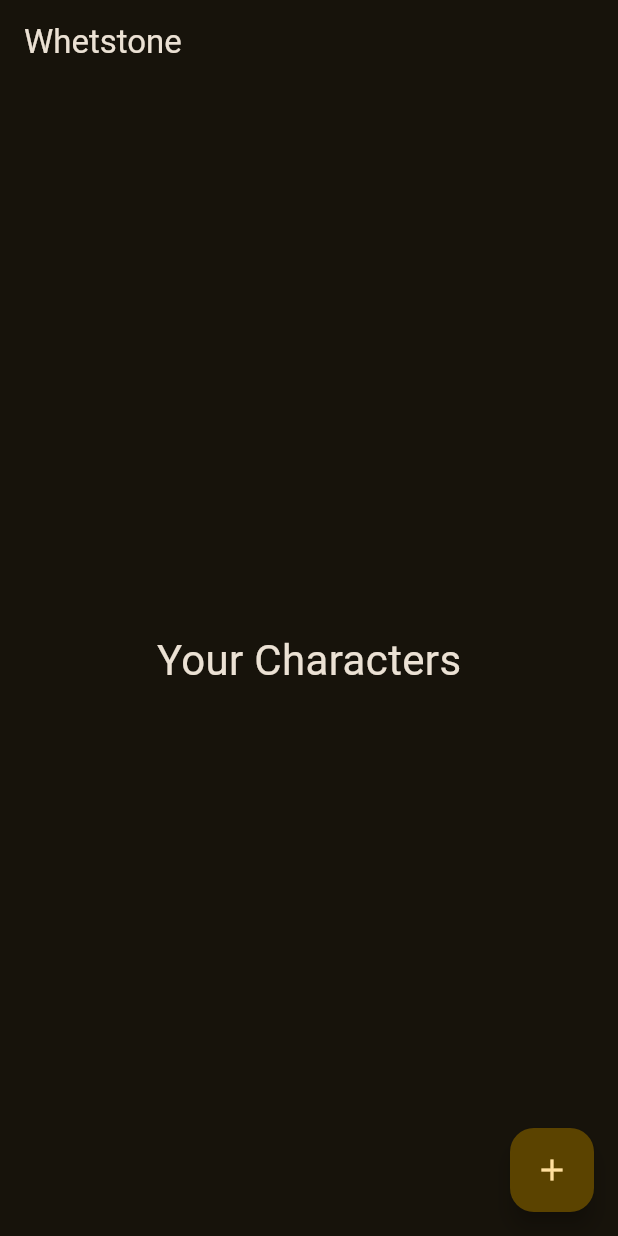
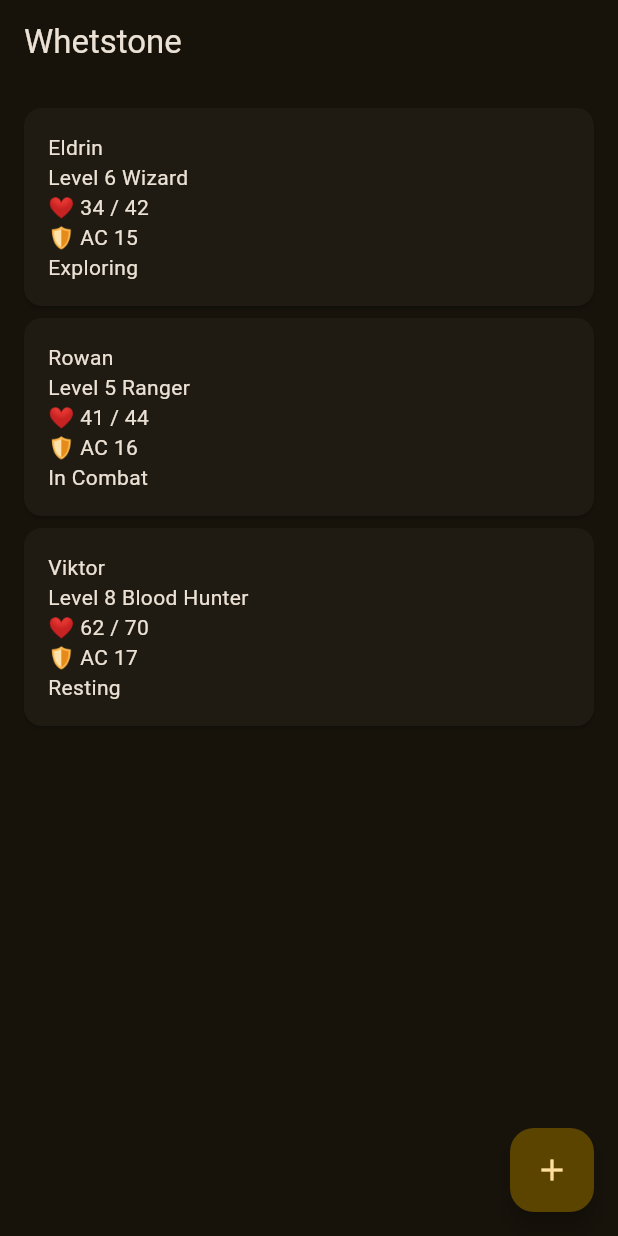
Before and after one commit to runebeard/whetstone, a Flutter app: the screen it shows after launch, on a phone screen of 412 x 824 dp. Run offline on Flutter 3.47's test engine with Material 3 defaults, Android fonts, the phone set to English and light mode, and no system bars.

Commit message:
Create Character Vault with character cards

```diff
--- a/lib/main.dart
+++ b/lib/main.dart
@@ -1,4 +1,5 @@
 import 'package:flutter/material.dart';
+import 'screens/character_vault.dart';
 
 void main() {
   runApp(const WhetstoneApp());
@@ -24,26 +25,3 @@ class WhetstoneApp extends StatelessWidget {
     );
   }
 }
-
-class CharacterVault extends StatelessWidget {
-  const CharacterVault({super.key});
-
-  @override
-  Widget build(BuildContext context) {
-    return Scaffold(
-      appBar: AppBar(
-        title: const Text('Whetstone'),
-      ),
-      body: const Center(
-        child: Text(
-          'Your Characters',
-          style: TextStyle(fontSize: 28),
-        ),
-      ),
-      floatingActionButton: FloatingActionButton(
-        onPressed: () {},
-        child: const Icon(Icons.add),
-      ),
-    );
-  }
-}
--- /dev/null
+++ b/lib/models/character.dart
@@ -0,0 +1,19 @@
+class Character {
+  final String name;
+  final String characterClass;
+  final int level;
+  final int currentHp;
+  final int maxHp;
+  final int ac;
+  final String status;
+
+  Character({
+    required this.name,
+    required this.characterClass,
+    required this.level,
+    required this.currentHp,
+    required this.maxHp,
+    required this.ac,
+    required this.status,
+  });
+}
--- /dev/null
+++ b/lib/screens/character_vault.dart
@@ -0,0 +1,59 @@
+import 'package:flutter/material.dart';
+
+import '../models/character.dart';
+import '../widgets/character_card.dart';
+
+class CharacterVault extends StatelessWidget {
+  const CharacterVault({super.key});
+
+  @override
+  Widget build(BuildContext context) {
+    final characters = [
+  Character(
+    name: 'Eldrin',
+    characterClass: 'Wizard',
+    level: 6,
+    currentHp: 34,
+    maxHp: 42,
+    ac: 15,
+    status: 'Exploring',
+  ),
+  Character(
+    name: 'Rowan',
+    characterClass: 'Ranger',
+    level: 5,
+    currentHp: 41,
+    maxHp: 44,
+    ac: 16,
+    status: 'In Combat',
+  ),
+  Character(
+    name: 'Viktor',
+    characterClass: 'Blood Hunter',
+    level: 8,
+    currentHp: 62,
+    maxHp: 70,
+    ac: 17,
+    status: 'Resting',
+  ),
+];
+    return Scaffold(
+      appBar: AppBar(
+        title: const Text('Whetstone'),
+      ),
+      body: ListView.builder(
+        padding: const EdgeInsets.all(12),
+        itemCount: characters.length,
+        itemBuilder: (context, index) {
+          return CharacterCard(
+            character: characters[index],
+          );
+        },
+      ),
+      floatingActionButton: FloatingActionButton(
+        onPressed: () {},
+        child: const Icon(Icons.add),
+      ),
+    );
+  }
+}
--- /dev/null
+++ b/lib/widgets/character_card.dart
@@ -0,0 +1,38 @@
+import 'package:flutter/material.dart';
+import '../models/character.dart';
+
+class CharacterCard extends StatelessWidget {
+  final Character character;
+
+  const CharacterCard({
+    super.key,
+    required this.character,
+  });
+
+  @override
+  Widget build(BuildContext context) {
+    return Card(
+      child: Padding(
+        padding: const EdgeInsets.all(16),
+        child: Column(
+          crossAxisAlignment: CrossAxisAlignment.start,
+          children: [
+            Text(character.name),
+            Text(
+              'Level ${character.level} ${character.characterClass}',
+            ),
+            Text(
+              '❤️ ${character.currentHp} / ${character.maxHp}',
+            ),
+            Text(
+              '🛡 AC ${character.ac}',
+            ),
+            Text(
+              character.status,
+            ),
+          ],
+        ),
+      ),
+    );
+  }
+}
```
Also changed, not shown: 7 other files.
